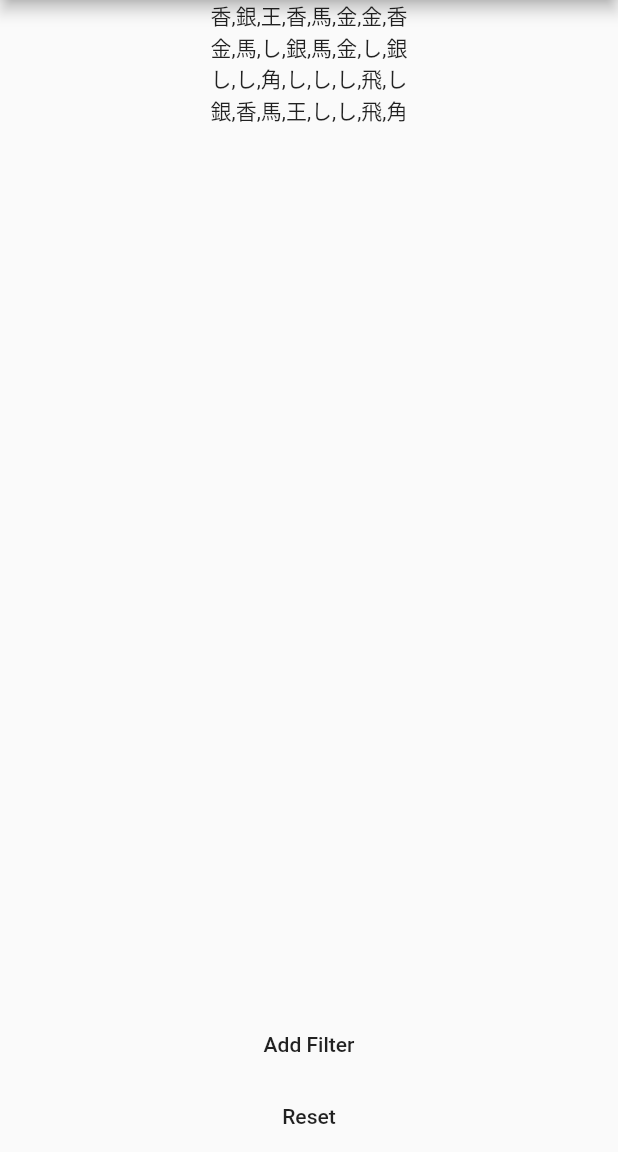
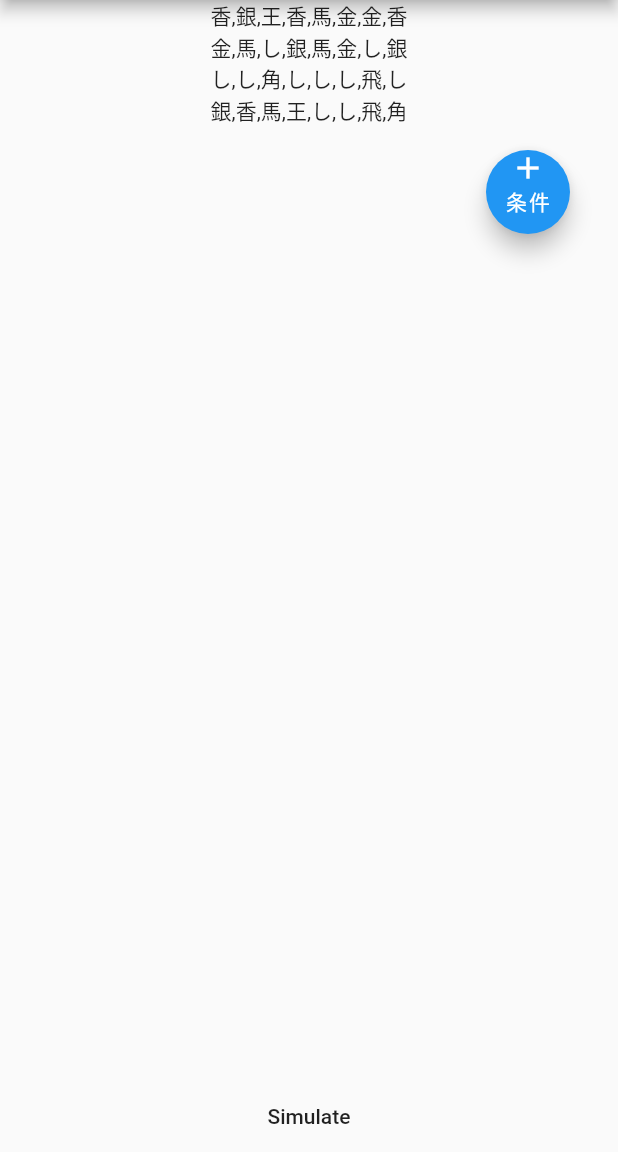
Before and after one commit to emaame/sim_goita, a Flutter app: the screen it shows after launch, on a phone screen of 412 x 824 dp, the part 84-1236 px from its top. Run offline on Flutter 3.47's test engine with Material 2 defaults, Android fonts, the light colour scheme and no system bars; missing offline and left inert: flutter_web.

Commit message:
フィルタの追加を trailing のボタンに移動。

```diff
--- a/flutter_app/lib/filter_editor.dart
+++ b/flutter_app/lib/filter_editor.dart
@@ -26,7 +26,7 @@ const CondTargets = [
   CondTarget.P2,
   CondTarget.P3,
   CondTarget.P4,
-  CondTarget.PAIR_ENEMY,
+  CondTarget.PAIR_FRIEND,
   CondTarget.PAIR_ENEMY,
   CondTarget.WHOLE
 ];
@@ -101,12 +101,13 @@ class FilterEditorState extends State<FilterEditor> {
         body: Column(
           mainAxisAlignment: MainAxisAlignment.center,
           children: [
-            Row(children: [
+            Row(children:[
               /* ここで無名関数を作らないと不自然なエラーが出ることがある */
               _buildDropdownButton(
                 condTarget,
                 (newT) { setState(() {condTarget = newT;}); },
                 CondTargets, CondTargetToName),
+              Text(" が "),
               _buildDropdownButton(
                 koma,
                 (newK) { setState(() {koma = newK; n = min(n ?? 0, maxN());}); },
@@ -122,6 +123,7 @@ class FilterEditorState extends State<FilterEditor> {
                 (newT) { setState(() {condType = newT;}); },
                 CondTypes,
                 CondTypeToName),
+              Text(" 所持"),
             ]),
             FlatButton(
               onPressed: () {
--- a/flutter_app/lib/goita.dart
+++ b/flutter_app/lib/goita.dart
@@ -63,20 +63,20 @@ enum CondType { LESS, LESS_THAN, EQUAL, MORE_THAN, MORE }
 enum CondTarget { P1, P2, P3, P4, PAIR_FRIEND, PAIR_ENEMY, WHOLE }
 
 const CondTypeToName = {
-  CondType.LESS: "未満 (<)",
-  CondType.LESS_THAN: "以下 (<=)",
+  CondType.LESS: "未満",
+  CondType.LESS_THAN: "以下",
   CondType.EQUAL: "に等しく",
-  CondType.MORE_THAN: "以上 (>=)",
-  CondType.MORE: "より多い (>)",
+  CondType.MORE_THAN: "以上",
+  CondType.MORE: "より多く",
 };
 const CondTargetToName = {
-  CondTarget.P1: "自分 が ",
-  CondTarget.P2: "下家 が ",
-  CondTarget.P3: "相方 が ",
-  CondTarget.P4: "上家 が ",
-  CondTarget.PAIR_FRIEND: "味方ペア が ",
-  CondTarget.PAIR_ENEMY: "敵ペア が ",
-  CondTarget.WHOLE: "全体 で ",
+  CondTarget.P1: "自分",
+  CondTarget.P2: "下家",
+  CondTarget.P3: "相方",
+  CondTarget.P4: "上家",
+  CondTarget.PAIR_FRIEND: "味方ペア",
+  CondTarget.PAIR_ENEMY: "敵ペア",
+  CondTarget.WHOLE: "全体",
 };
 
 typedef CondTypeFunc CondTypeFuncGenerator(int _n);
@@ -152,10 +152,11 @@ class Filter {
   String toString() {
     var buf = new StringBuffer();
     buf.write(CondTargetToName[_target]);
+    buf.write("が'");
     buf.write(KomaToName[_koma]);
-    buf.write(" を ");
+    buf.write("'を");
     buf.write(_n.toString());
-    buf.write(" 枚 ");
+    buf.write("枚");
     buf.write(CondTypeToName[_type]);
     buf.write("所持");
     return buf.toString();
--- a/flutter_app/lib/main.dart
+++ b/flutter_app/lib/main.dart
@@ -26,36 +26,6 @@ class MyApp extends StatelessWidget {
   }
 }
 
-class FilterListView extends StatefulWidget {
-  @override
-  FilterListViewState createState() => FilterListViewState();
-}
-class FilterListViewState extends State<FilterListView> {
-  final _filters = <Filter>[];
-  final _biggerFont = const TextStyle(fontSize: 18.0);
-
-  @override
-  Widget build(BuildContext context) {
-    return ListView.builder(
-        padding: const EdgeInsets.all(16.0),
-        itemBuilder: (context, i) {
-          if (i.isOdd) return Divider();
-
-          final index = i ~/ 2;
-          return _buildRow(_filters[index]);
-        });
-  }
-
-  Widget _buildRow(Filter filter) {
-    return ListTile(
-      title: Text(
-        filter.toString(),
-        style: _biggerFont,
-      ),
-    );
-  }
-}
-
 class RandomGoita extends StatefulWidget {
   @override
   RandomGoitaState createState() => RandomGoitaState();
@@ -72,25 +42,45 @@ class RandomGoitaState extends State<RandomGoita> {
     return GoitaHand(hand: hand);
   }
 
-  Widget buildListView(BuildContext context) {
-    return ListView.builder(
-      scrollDirection: Axis.vertical,
-      shrinkWrap: true,
+  Widget buildListView() {
+    var count = _filters.length + 1;
+    var list = List.from(_filters);
+    list.add(null);
+    return ListView.separated(
       padding: const EdgeInsets.all(16.0),
+      itemCount: count,
       itemBuilder: (context, i) {
-        if (i.isOdd) return Divider();
-
-        final index = i ~/ 2;
-        if (_filters.length <= index) {
-          return null;
+        var text = "";
+        if (list[i] is Filter) {
+          text = list[i].toString();
         }
         return ListTile(
           title: Text(
-            _filters[index].toString(),
+            text,
             style: _biggerFont,
           ),
+          trailing: FloatingActionButton(
+              heroTag: "addFilterBtn" + i.toString(), /* 個別のidが必要 */
+              onPressed: () async {
+                appendFilter(i);
+              },
+              child: Column(children: [Icon(Icons.add), Text("条件")])),
         );
-      });
+      },
+      separatorBuilder: (BuildContext context, int index) => const Divider(),
+    );
+  }
+
+  appendFilter(index) async {
+    final result = await Navigator.pushNamed(context, FilterEditor.routeName);
+    Filter filter = result as Filter;
+    setState(() {
+      if (index < 0 || index >= _filters.length) {
+        _filters.add(filter);
+      } else {
+        _filters.insert(index, filter);
+      }
+    });
   }
 
   @override
@@ -98,26 +88,30 @@ class RandomGoitaState extends State<RandomGoita> {
     return Scaffold(
         appBar: AppBar(title: Text('Goita Simulator')),
         body: Column(children: [
-          ...List.generate(4, (idx) { /* ... は Dart 2.3 で導入された List を展開する記法 */
-              return getGoitaHand(idx);
+          ...List.generate(4, (idx) {
+            /* ... は Dart 2.3 で導入された List を展開する記法 */
+            return getGoitaHand(idx);
           }),
-          new Expanded(
-            child: buildListView(context)
-          ),
+          new Expanded(child: buildListView()),
+          /*
           FlatButton(
             onPressed: () async {
-              final result = await Navigator.pushNamed(
-                context,
-                FilterEditor.routeName
-              );
-              setState(() {
-                _filters.add(result as Filter);
-              });
+              appendFilter(-1);
             },
             child: Text(
               "Add Filter",
             ),
           ),
+          */
+          FlatButton(
+            onPressed: () {
+              setState(() {});
+            },
+            child: Text(
+              "Simulate",
+            ),
+          ),
+          /*
           FlatButton(
             onPressed: () {
               setState(() {
@@ -127,7 +121,7 @@ class RandomGoitaState extends State<RandomGoita> {
             child: Text(
               "Reset",
             ),
-          )
+          )*/
         ]));
   }
 }
```
